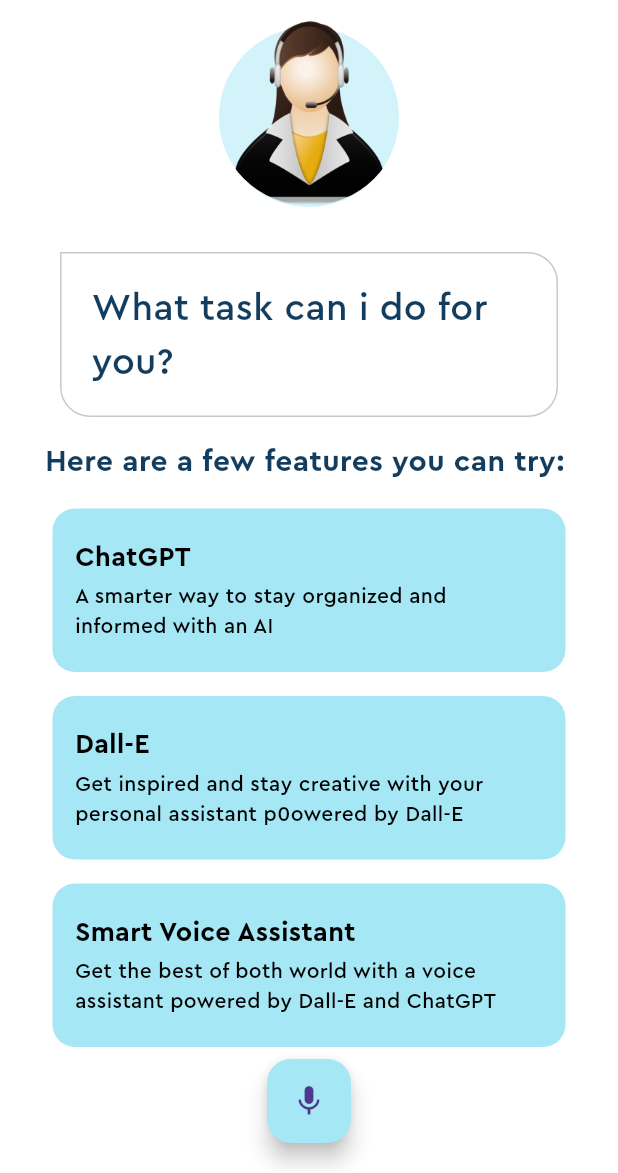
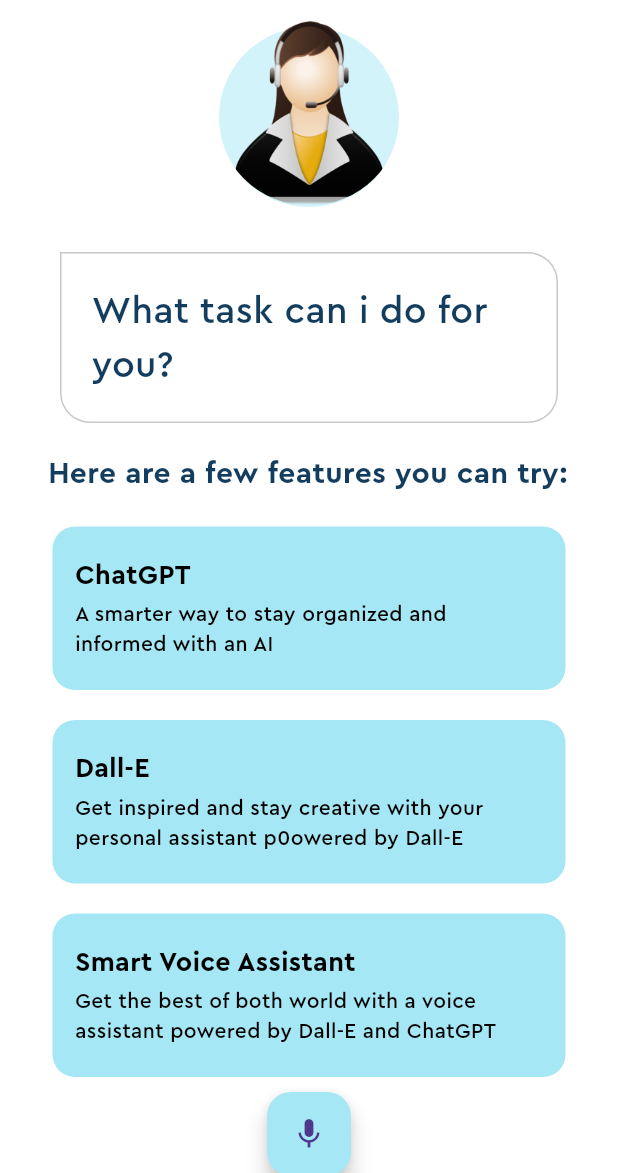
Before and after one commit to Kapil619/AI_Assistant, a Flutter app: the screen it shows after launch, on a phone screen of 412 x 824 dp, the part 63-1236 px from its top. Run offline on Flutter 3.47's test engine with Material 3 defaults, Android fonts, the phone set to English and light mode, and no system bars.

Commit message:
Added Scroll to the application

```diff
--- a/lib/feature_box.dart
+++ b/lib/feature_box.dart
@@ -14,7 +14,7 @@ class FeatureBox extends StatelessWidget {
   @override
   Widget build(BuildContext context) {
     return Container(
-      margin: const EdgeInsets.symmetric(horizontal: 35, vertical: 8),
+      margin: const EdgeInsets.symmetric(horizontal: 35, vertical: 10),
       decoration: BoxDecoration(
         color: color,
         borderRadius: const BorderRadius.all(
--- a/lib/home_page.dart
+++ b/lib/home_page.dart
@@ -18,7 +18,8 @@ class _HomePageState extends State<HomePage> {
         leading: const Icon(Icons.menu),
         centerTitle: true,
       ),
-      body: Column(
+      body: SingleChildScrollView(
+        child: Column(
           children: [
             //Virtual Assistant Picture
             Stack(
@@ -48,7 +49,7 @@ class _HomePageState extends State<HomePage> {
             ),
             //chat bubble
             Container(
-            padding: const EdgeInsets.symmetric(horizontal: 20, vertical: 8),
+              padding: const EdgeInsets.symmetric(horizontal: 20, vertical: 10),
               margin:
                   const EdgeInsets.symmetric(horizontal: 40).copyWith(top: 30),
               decoration: BoxDecoration(
@@ -69,8 +70,8 @@ class _HomePageState extends State<HomePage> {
             ),
             //suggestions
             Container(
-            padding: const EdgeInsets.all(8),
-            margin: const EdgeInsets.only(top: 8, left: 22),
+              padding: const EdgeInsets.all(10),
+              margin: const EdgeInsets.only(top: 10, left: 22),
               alignment: Alignment.centerLeft,
               child: const Text(
                 'Here are a few features you can try:',
@@ -111,6 +112,7 @@ class _HomePageState extends State<HomePage> {
             ),
           ],
         ),
+      ),
     );
   }
 }
```
Lines whose indentation alone changed are shown as unchanged.
